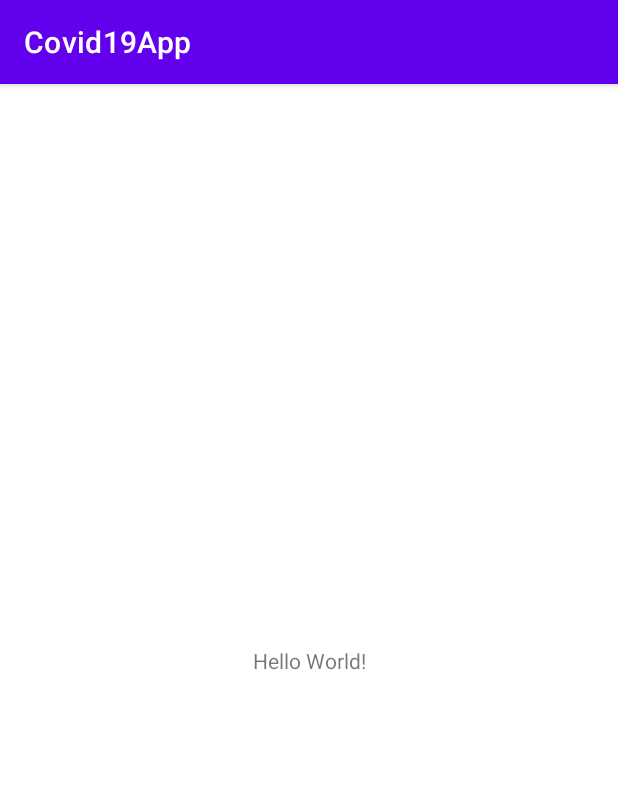
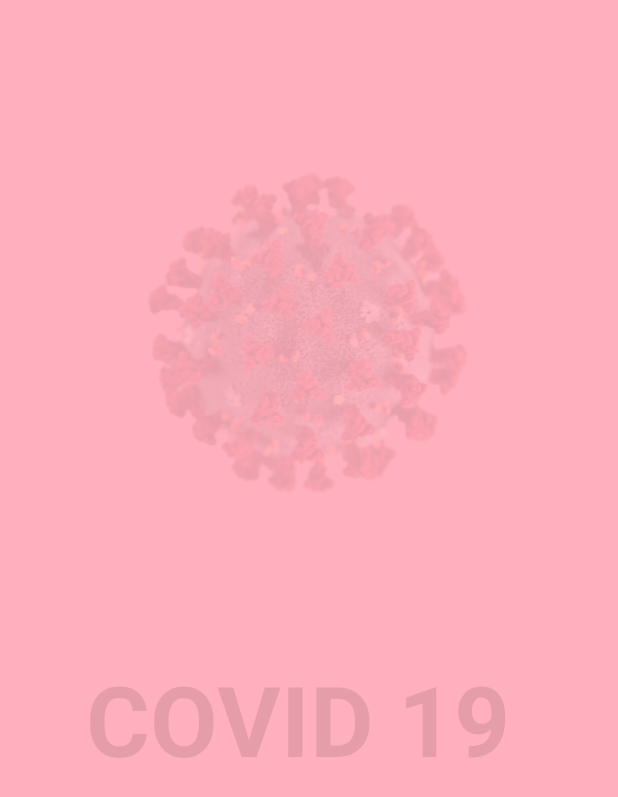
Before and after one commit to sahanmadu/COVID19_APP, an Android app: the first screen one second after launch (MainActivity before the commit, SplashScreen after it), on a phone screen of 412 x 824 dp. Shown: the top 797 px of the screen. Run offline under Robolectric (Android 15) with nearby library versions, the phone set to English and light mode, and no system bars.

Commit message:
Added spalsh screen

```diff
--- a/app/src/main/AndroidManifest.xml
+++ b/app/src/main/AndroidManifest.xml
@@ -9,13 +9,16 @@
         android:roundIcon="@mipmap/ic_launcher_round"
         android:supportsRtl="true"
         android:theme="@style/Theme.Covid19App">
-        <activity android:name=".MainActivity">
+        <activity android:name=".SplashScreen">
             <intent-filter>
                 <action android:name="android.intent.action.MAIN" />
 
                 <category android:name="android.intent.category.LAUNCHER" />
             </intent-filter>
         </activity>
+        <activity android:name=".MainActivity">
+
+        </activity>
     </application>
 
 </manifest>
--- /dev/null
+++ b/app/src/main/java/com/example/covid19app/SplashScreen.java
@@ -0,0 +1,50 @@
+package com.example.covid19app;
+
+import androidx.appcompat.app.AppCompatActivity;
+
+import android.content.Intent;
+import android.os.Bundle;
+import android.os.Handler;
+import android.view.animation.Animation;
+import android.view.animation.AnimationUtils;
+import android.widget.ImageView;
+import android.widget.TextView;
+
+public class SplashScreen extends AppCompatActivity {
+
+    private static int mySplashScreen=5000;
+
+    Animation topAnim,bottomAnim;
+    ImageView image;
+    TextView text,text1;
+
+    @Override
+    protected void onCreate(Bundle savedInstanceState) {
+        super.onCreate(savedInstanceState);
+        setContentView(R.layout.activity_splash_screen);
+
+        topAnim= AnimationUtils.loadAnimation(this,R.anim.top_animation);
+        bottomAnim= AnimationUtils.loadAnimation(this,R.anim.bottoma_animation);
+
+        image=findViewById(R.id.imageView);
+        text=findViewById(R.id.textView);
+        text1=findViewById(R.id.textView3);
+
+
+        image.setAnimation(topAnim);
+        text.setAnimation(bottomAnim);
+        text1.setAnimation(bottomAnim);
+
+
+        new Handler().postDelayed(new Runnable() {
+            @Override
+            public void run() {
+                Intent second=new Intent(SplashScreen.this,MainActivity.class);
+                startActivity(second);
+                finish();
+            }
+        },mySplashScreen);
+    }
+
+
+}
--- /dev/null
+++ b/app/src/main/res/anim/bottoma_animation.xml
@@ -0,0 +1,14 @@
+<?xml version="1.0" encoding="utf-8"?>
+<set xmlns:android="http://schemas.android.com/apk/res/android">
+
+    <translate
+        android:fromXDelta="0%"
+        android:fromYDelta="100%"
+        android:duration="1450"/>
+
+    <alpha
+        android:fromAlpha="0.1"
+        android:toAlpha="1.0"
+        android:duration="1450"/>
+
+</set>
--- /dev/null
+++ b/app/src/main/res/anim/top_animation.xml
@@ -0,0 +1,14 @@
+<?xml version="1.0" encoding="utf-8"?>
+<set xmlns:android="http://schemas.android.com/apk/res/android">
+
+    <translate
+        android:fromXDelta="0%"
+        android:fromYDelta="-50%"
+        android:duration="2100"/>
+
+    <alpha
+        android:fromAlpha="0.1"
+        android:toAlpha="1.0"
+        android:duration="1450"/>
+
+</set>
--- /dev/null
+++ b/app/src/main/res/layout/activity_splash_screen.xml
@@ -0,0 +1,54 @@
+<?xml version="1.0" encoding="utf-8"?>
+<androidx.constraintlayout.widget.ConstraintLayout xmlns:android="http://schemas.android.com/apk/res/android"
+    xmlns:app="http://schemas.android.com/apk/res-auto"
+    xmlns:tools="http://schemas.android.com/tools"
+    android:layout_width="match_parent"
+    android:layout_height="match_parent"
+    tools:context=".MainActivity"
+    android:background="#ffafbd">
+
+    <ImageView
+        android:id="@+id/imageView"
+        android:layout_width="0dp"
+        android:layout_height="wrap_content"
+        android:layout_marginStart="10dp"
+        android:layout_marginTop="100dp"
+        android:layout_marginEnd="10dp"
+        app:srcCompat="@drawable/covid_removebg_preview"
+        app:layout_constraintEnd_toEndOf="parent"
+        app:layout_constraintStart_toStartOf="parent"
+        app:layout_constraintTop_toTopOf="parent" />
+
+    <TextView
+        android:id="@+id/textView"
+        android:layout_width="0dp"
+        android:layout_height="wrap_content"
+        android:layout_marginTop="85dp"
+        android:fontFamily="sans-serif"
+        android:text="COVID 19 "
+        android:textStyle="bold"
+        android:textAlignment="center"
+        android:textColor="@color/black"
+        android:textSize="65sp"
+        app:layout_constraintEnd_toEndOf="parent"
+        app:layout_constraintStart_toStartOf="parent"
+        app:layout_constraintTop_toBottomOf="@+id/imageView" />
+
+    <TextView
+        android:id="@+id/textView3"
+        android:layout_width="0dp"
+        android:layout_height="wrap_content"
+        android:layout_marginTop="15dp"
+        android:fontFamily="monospace"
+        android:text="We can beat covid 19"
+        android:textStyle="italic"
+        android:textAlignment="center"
+        android:textColor="#fff"
+        android:textSize="18sp"
+        app:layout_constraintEnd_toEndOf="parent"
+        app:layout_constraintStart_toStartOf="parent"
+        app:layout_constraintTop_toBottomOf="@+id/textView" />
+
+
+
+</androidx.constraintlayout.widget.ConstraintLayout>
--- a/app/src/main/res/values/themes.xml
+++ b/app/src/main/res/values/themes.xml
@@ -1,6 +1,6 @@
 <resources xmlns:tools="http://schemas.android.com/tools">
     <!-- Base application theme. -->
-    <style name="Theme.Covid19App" parent="Theme.MaterialComponents.DayNight.DarkActionBar">
+    <style name="Theme.Covid19App" parent="Theme.MaterialComponents.DayNight.NoActionBar">
         <!-- Primary brand color. -->
         <item name="colorPrimary">@color/purple_500</item>
         <item name="colorPrimaryVariant">@color/purple_700</item>
```
Also changed, not shown: app/src/main/res/drawable-hdpi/covid_removebg_preview.png (added), app/src/main/res/drawable-ldpi/covid_removebg_preview.png (added), app/src/main/res/drawable-mdpi/covid_removebg_preview.png (added), app/src/main/res/drawable-tvdpi/covid_removebg_preview.png (added), app/src/main/res/drawable-xhdpi/covid_removebg_preview.png (added), app/src/main/res/drawable-xxhdpi/covid_removebg_preview.png (added), 1 other file.
